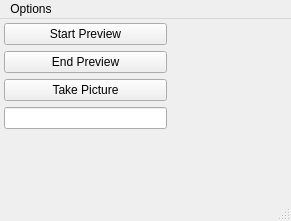
Old version of the form ui/main_window.ui in the repository tasmanvs/microscope.
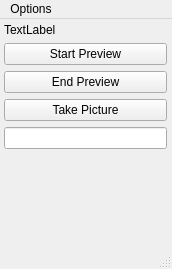
New version of the form.

Commit message: Connected signals to lambdas

Diff of the .ui file:
```diff
--- a/ui/main_window.ui
+++ b/ui/main_window.ui
@@ -6,8 +6,8 @@
    <rect>
     <x>0</x>
     <y>0</y>
-    <width>291</width>
-    <height>221</height>
+    <width>172</width>
+    <height>269</height>
    </rect>
   </property>
   <property name="windowTitle">
@@ -20,7 +20,7 @@
       <x>0</x>
       <y>0</y>
       <width>171</width>
-      <height>171</height>
+      <height>211</height>
      </rect>
     </property>
     <layout class="QVBoxLayout" name="vertical_layout_">
@@ -36,6 +36,13 @@
      <property name="bottomMargin">
       <number>4</number>
      </property>
+     <item>
+      <widget class="QLabel" name="status_">
+       <property name="text">
+        <string>TextLabel</string>
+       </property>
+      </widget>
+     </item>
      <item>
       <widget class="QPushButton" name="start_preview_btn_">
        <property name="text">
@@ -81,7 +88,7 @@
     <rect>
      <x>0</x>
      <y>0</y>
-     <width>291</width>
+     <width>172</width>
      <height>37</height>
     </rect>
    </property>
```
The commit also changes 2 other files.
